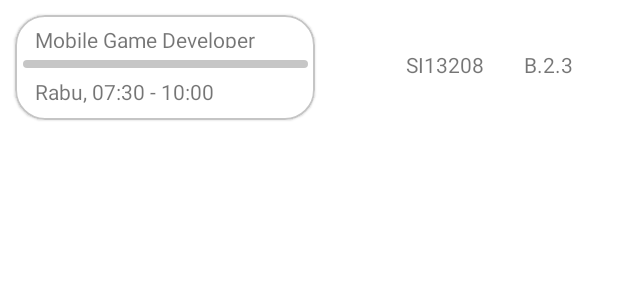
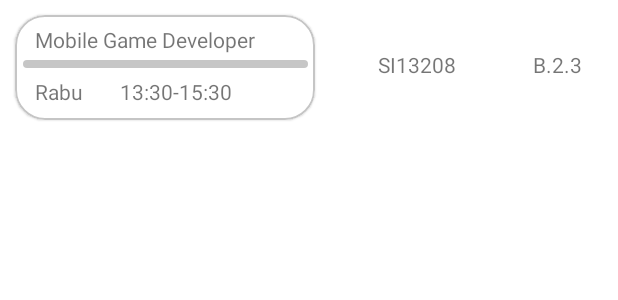
Before and after one commit to shimatachi/Awas-Sisformik, an Android app: the layout adapter_jadwal.xml on its own in the app's theme, with its tools: preview values and no code run, on a phone screen of 412 x 824 dp. Shown: the top 300 px of the screen. Run offline under Robolectric (Android 15) with nearby library versions, the phone set to English and light mode, and no system bars; network calls fail.

Commit message:
Jadwal FIX

```diff
--- a/app/src/main/res/layout/adapter_jadwal.xml
+++ b/app/src/main/res/layout/adapter_jadwal.xml
@@ -23,7 +23,7 @@
 
             <TextView
                 android:layout_width="190dp"
-                android:layout_height="26dp"
+                android:layout_height="30dp"
                 android:layout_marginHorizontal="3dp"
                 android:layout_marginTop="1dp"
                 android:padding="5dp"
@@ -39,27 +39,37 @@
                 android:background="@drawable/rounded_oval" />
 
             <TextView
-                android:layout_width="190dp"
+                android:layout_width="120dp"
                 android:layout_height="100dp"
                 android:layout_marginHorizontal="3dp"
                 android:layout_marginTop="1dp"
                 android:padding="40dp"
                 android:paddingStart="10dp"
+                android:id="@+id/hari"
+                android:text="Rabu" />
+
+            <TextView
+                android:layout_width="140dp"
+                android:layout_height="100dp"
+                android:layout_marginHorizontal="60dp"
+                android:layout_marginTop="1dp"
+                android:padding="40dp"
+                android:paddingStart="10dp"
                 android:id="@+id/jammatkul"
-                android:text="Rabu, 07:30 - 10:00" />
+                android:text="13:30-15:30" />
         </com.google.android.material.card.MaterialCardView>
 
         <TextView
             android:layout_width="1dp"
             android:layout_height="wrap_content"
-            android:layout_weight="0.14" />
+            android:layout_weight="0.10" />
 
         <TextView
-            android:layout_width="25dp"
+            android:id="@+id/kodematkul"
+            android:layout_width="75dp"
             android:layout_height="wrap_content"
             android:layout_marginTop="33dp"
-            android:layout_weight="0.15"
-            android:id="@+id/kodematkul"
+            android:layout_weight="0.09"
             android:text="SI13208" />
 
         <TextView
--- a/app/src/main/res/layout/fragment_jadwal_kuliah.xml
+++ b/app/src/main/res/layout/fragment_jadwal_kuliah.xml
@@ -23,7 +23,7 @@
 
                 <TextView
                     android:id="@+id/mata_kuliah"
-                    android:layout_width="170dp"
+                    android:layout_width="165dp"
                     android:layout_height="wrap_content"
                     android:layout_marginHorizontal="55dp"
                     android:layout_marginTop="10dp"
@@ -33,7 +33,7 @@
                     android:layout_width="50dp"
                     android:layout_height="wrap_content"
                     android:layout_marginTop="10dp"
-                    android:layout_weight="0.04"
+                    android:layout_weight="0.02"
                     android:text="Kode" />
 
                 <TextView
@@ -42,7 +42,7 @@
                     android:layout_height="wrap_content"
                     android:layout_marginTop="10dp"
                     android:layout_weight="0.2"
-                    android:text="Ruang" />
+                    android:text="Ruangan" />
 
 
             </LinearLayout>
```
Also changed, not shown: app/src/main/java/com/example/myapplication/ui/Jadwal_Kuliah/Jadwal.java (+10 -1 lines), app/src/main/java/com/example/myapplication/ui/Jadwal_Kuliah/JadwalAdapter.java (+7 -3 lines), app/src/main/java/com/example/myapplication/ui/Jadwal_Kuliah/JadwalKuliah.java (+27 -15 lines), app/src/main/java/com/example/myapplication/ui/Kalender/Kalender.java (+2 -46 lines).
